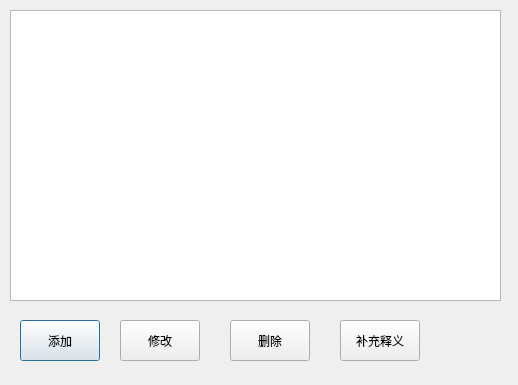
First picture: the form in wordslib.ui, repository wyq777x/TranCE_Wyatt, before the edit.
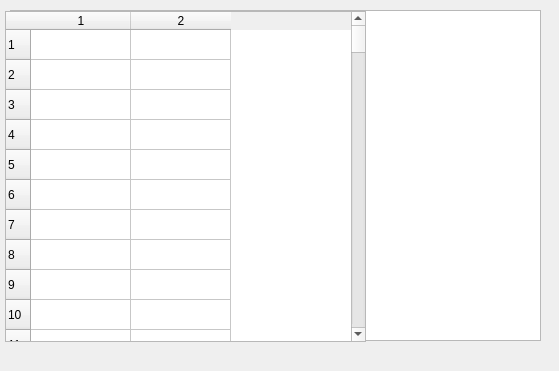
Second picture: the form after the edit.

What changed in the file:
```diff
--- a/wordslib.ui
+++ b/wordslib.ui
@@ -6,8 +6,8 @@
    <rect>
     <x>0</x>
     <y>0</y>
-    <width>518</width>
-    <height>385</height>
+    <width>559</width>
+    <height>371</height>
    </rect>
   </property>
   <property name="windowTitle">
@@ -18,62 +18,1027 @@
     <rect>
      <x>10</x>
      <y>10</y>
-     <width>491</width>
-     <height>291</height>
+     <width>531</width>
+     <height>331</height>
     </rect>
    </property>
   </widget>
-  <widget class="QPushButton" name="btnadd">
+  <widget class="QTableWidget" name="wordstable">
    <property name="geometry">
     <rect>
-     <x>20</x>
-     <y>320</y>
-     <width>80</width>
-     <height>41</height>
+     <x>5</x>
+     <y>11</y>
+     <width>361</width>
+     <height>331</height>
     </rect>
    </property>
-   <property name="text">
-    <string>添加</string>
+   <property name="rowCount">
+    <number>999</number>
    </property>
-  </widget>
-  <widget class="QPushButton" name="btnmodify">
-   <property name="geometry">
-    <rect>
-     <x>120</x>
-     <y>320</y>
-     <width>80</width>
-     <height>41</height>
-    </rect>
+   <property name="columnCount">
+    <number>2</number>
    </property>
-   <property name="text">
-    <string>修改</string>
-   </property>
-  </widget>
-  <widget class="QPushButton" name="btndel">
-   <property name="geometry">
-    <rect>
-     <x>230</x>
-     <y>320</y>
-     <width>80</width>
-     <height>41</height>
-    </rect>
-   </property>
-   <property name="text">
-    <string>删除</string>
-   </property>
-  </widget>
-  <widget class="QPushButton" name="btnappend">
-   <property name="geometry">
-    <rect>
-     <x>340</x>
-     <y>320</y>
-     <width>80</width>
-     <height>41</height>
-    </rect>
-   </property>
-   <property name="text">
-    <string>补充释义</string>
-   </property>
+   <row/>
+   <row/>
+   <row/>
+   <row/>
+   <row/>
+   <row/>
+   <row/>
+   <row/>
+   <row/>
+   <row/>
+   <row/>
+   <row/>
+   <row/>
+   <row/>
+   <row/>
+   <row/>
+   <row/>
+   <row/>
+   <row/>
+   <row/>
+   <row/>
+   <row/>
+   <row/>
+   <row/>
+   <row/>
+   <row/>
+   <row/>
+   <row/>
+   <row/>
+   <row/>
+   <row/>
+   <row/>
+   <row/>
+   <row/>
+   <row/>
+   <row/>
+   <row/>
+   <row/>
+   <row/>
+   <row/>
+   <row/>
+   <row/>
+   <row/>
+   <row/>
+   <row/>
+   <row/>
+   <row/>
+   <row/>
+   <row/>
+   <row/>
+   <row/>
+   <row/>
+   <row/>
+   <row/>
+   <row/>
+   <row/>
+   <row/>
+   <row/>
+   <row/>
+   <row/>
+   <row/>
+   <row/>
+   <row/>
+   <row/>
+   <row/>
+   <row/>
+   <row/>
+   <row/>
+   <row/>
+   <row/>
+   <row/>
+   <row/>
+   <row/>
+   <row/>
+   <row/>
+   <row/>
+   <row/>
+   <row/>
+   <row/>
+   <row/>
+   <row/>
+   <row/>
+   <row/>
+   <row/>
+   <row/>
+   <row/>
+   <row/>
+   <row/>
+   <row/>
+   <row/>
+   <row/>
+   <row/>
+   <row/>
+   <row/>
+   <row/>
+   <row/>
+   <row/>
+   <row/>
+   <row/>
+   <row/>
+   <row/>
+   <row/>
+   <row/>
+   <row/>
+   <row/>
+   <row/>
+   <row/>
+   <row/>
+   <row/>
+   <row/>
+   <row/>
+   <row/>
+   <row/>
+   <row/>
+   <row/>
+   <row/>
+   <row/>
+   <row/>
+   <row/>
+   <row/>
+   <row/>
+   <row/>
+   <row/>
+   <row/>
+   <row/>
+   <row/>
+   <row/>
+   <row/>
+   <row/>
+   <row/>
+   <row/>
+   <row/>
+   <row/>
+   <row/>
+   <row/>
+   <row/>
+   <row/>
+   <row/>
+   <row/>
+   <row/>
+   <row/>
+   <row/>
+   <row/>
+   <row/>
+   <row/>
+   <row/>
+   <row/>
+   <row/>
+   <row/>
+   <row/>
+   <row/>
+   <row/>
+   <row/>
+   <row/>
+   <row/>
+   <row/>
+   <row/>
+   <row/>
+   <row/>
+   <row/>
+   <row/>
+   <row/>
+   <row/>
+   <row/>
+   <row/>
+   <row/>
+   <row/>
+   <row/>
+   <row/>
+   <row/>
+   <row/>
+   <row/>
+   <row/>
+   <row/>
+   <row/>
+   <row/>
+   <row/>
+   <row/>
+   <row/>
+   <row/>
+   <row/>
+   <row/>
+   <row/>
+   <row/>
+   <row/>
+   <row/>
+   <row/>
+   <row/>
+   <row/>
+   <row/>
+   <row/>
+   <row/>
+   <row/>
+   <row/>
+   <row/>
+   <row/>
+   <row/>
+   <row/>
+   <row/>
+   <row/>
+   <row/>
+   <row/>
+   <row/>
+   <row/>
+   <row/>
+   <row/>
+   <row/>
+   <row/>
+   <row/>
+   <row/>
+   <row/>
+   <row/>
+   <row/>
+   <row/>
+   <row/>
+   <row/>
+   <row/>
+   <row/>
+   <row/>
+   <row/>
+   <row/>
+   <row/>
+   <row/>
+   <row/>
+   <row/>
+   <row/>
+   <row/>
+   <row/>
+   <row/>
+   <row/>
+   <row/>
+   <row/>
+   <row/>
+   <row/>
+   <row/>
+   <row/>
+   <row/>
+   <row/>
+   <row/>
+   <row/>
+   <row/>
+   <row/>
+   <row/>
+   <row/>
+   <row/>
+   <row/>
+   <row/>
+   <row/>
+   <row/>
+   <row/>
+   <row/>
+   <row/>
+   <row/>
+   <row/>
+   <row/>
+   <row/>
+   <row/>
+   <row/>
+   <row/>
+   <row/>
+   <row/>
+   <row/>
+   <row/>
+   <row/>
+   <row/>
+   <row/>
+   <row/>
+   <row/>
+   <row/>
+   <row/>
+   <row/>
+   <row/>
+   <row/>
+   <row/>
+   <row/>
+   <row/>
+   <row/>
+   <row/>
+   <row/>
+   <row/>
+   <row/>
+   <row/>
+   <row/>
+   <row/>
+   <row/>
+   <row/>
+   <row/>
+   <row/>
+   <row/>
+   <row/>
+   <row/>
+   <row/>
+   <row/>
+   <row/>
+   <row/>
+   <row/>
+   <row/>
+   <row/>
+   <row/>
+   <row/>
+   <row/>
+   <row/>
+   <row/>
+   <row/>
+   <row/>
+   <row/>
+   <row/>
+   <row/>
+   <row/>
+   <row/>
+   <row/>
+   <row/>
+   <row/>
+   <row/>
+   <row/>
+   <row/>
+   <row/>
+   <row/>
+   <row/>
+   <row/>
+   <row/>
+   <row/>
+   <row/>
+   <row/>
+   <row/>
+   <row/>
+   <row/>
+   <row/>
+   <row/>
+   <row/>
+   <row/>
+   <row/>
+   <row/>
+   <row/>
+   <row/>
+   <row/>
+   <row/>
+   <row/>
+   <row/>
+   <row/>
+   <row/>
+   <row/>
+   <row/>
+   <row/>
+   <row/>
+   <row/>
+   <row/>
+   <row/>
+   <row/>
+   <row/>
+   <row/>
+   <row/>
+   <row/>
+   <row/>
+   <row/>
+   <row/>
+   <row/>
+   <row/>
+   <row/>
+   <row/>
+   <row/>
+   <row/>
+   <row/>
+   <row/>
+   <row/>
+   <row/>
+   <row/>
+   <row/>
+   <row/>
+   <row/>
+   <row/>
+   <row/>
+   <row/>
+   <row/>
+   <row/>
+   <row/>
+   <row/>
+   <row/>
+   <row/>
+   <row/>
+   <row/>
+   <row/>
+   <row/>
+   <row/>
+   <row/>
+   <row/>
+   <row/>
+   <row/>
+   <row/>
+   <row/>
+   <row/>
+   <row/>
+   <row/>
+   <row/>
+   <row/>
+   <row/>
+   <row/>
+   <row/>
+   <row/>
+   <row/>
+   <row/>
+   <row/>
+   <row/>
+   <row/>
+   <row/>
+   <row/>
+   <row/>
+   <row/>
+   <row/>
+   <row/>
+   <row/>
+   <row/>
+   <row/>
+   <row/>
+   <row/>
+   <row/>
+   <row/>
+   <row/>
+   <row/>
+   <row/>
+   <row/>
+   <row/>
+   <row/>
+   <row/>
+   <row/>
+   <row/>
+   <row/>
+   <row/>
+   <row/>
+   <row/>
+   <row/>
+   <row/>
+   <row/>
+   <row/>
+   <row/>
+   <row/>
+   <row/>
+   <row/>
+   <row/>
+   <row/>
+   <row/>
+   <row/>
+   <row/>
+   <row/>
+   <row/>
+   <row/>
+   <row/>
+   <row/>
+   <row/>
+   <row/>
+   <row/>
+   <row/>
+   <row/>
+   <row/>
+   <row/>
+   <row/>
+   <row/>
+   <row/>
+   <row/>
+   <row/>
+   <row/>
+   <row/>
+   <row/>
+   <row/>
+   <row/>
+   <row/>
+   <row/>
+   <row/>
+   <row/>
+   <row/>
+   <row/>
+   <row/>
+   <row/>
+   <row/>
+   <row/>
+   <row/>
+   <row/>
+   <row/>
+   <row/>
+   <row/>
+   <row/>
+   <row/>
+   <row/>
+   <row/>
+   <row/>
+   <row/>
+   <row/>
+   <row/>
+   <row/>
+   <row/>
+   <row/>
+   <row/>
+   <row/>
+   <row/>
+   <row/>
+   <row/>
+   <row/>
+   <row/>
+   <row/>
+   <row/>
+   <row/>
+   <row/>
+   <row/>
+   <row/>
+   <row/>
+   <row/>
+   <row/>
+   <row/>
+   <row/>
+   <row/>
+   <row/>
+   <row/>
+   <row/>
+   <row/>
+   <row/>
+   <row/>
+   <row/>
+   <row/>
+   <row/>
+   <row/>
+   <row/>
+   <row/>
+   <row/>
+   <row/>
+   <row/>
+   <row/>
+   <row/>
+   <row/>
+   <row/>
+   <row/>
+   <row/>
+   <row/>
+   <row/>
+   <row/>
+   <row/>
+   <row/>
+   <row/>
+   <row/>
+   <row/>
+   <row/>
+   <row/>
+   <row/>
+   <row/>
+   <row/>
+   <row/>
+   <row/>
+   <row/>
+   <row/>
+   <row/>
+   <row/>
+   <row/>
+   <row/>
+   <row/>
+   <row/>
+   <row/>
+   <row/>
+   <row/>
+   <row/>
+   <row/>
+   <row/>
+   <row/>
+   <row/>
+   <row/>
+   <row/>
+   <row/>
+   <row/>
+   <row/>
+   <row/>
+   <row/>
+   <row/>
+   <row/>
+   <row/>
+   <row/>
+   <row/>
+   <row/>
+   <row/>
+   <row/>
+   <row/>
+   <row/>
+   <row/>
+   <row/>
+   <row/>
+   <row/>
+   <row/>
+   <row/>
+   <row/>
+   <row/>
+   <row/>
+   <row/>
+   <row/>
+   <row/>
+   <row/>
+   <row/>
+   <row/>
+   <row/>
+   <row/>
+   <row/>
+   <row/>
+   <row/>
+   <row/>
+   <row/>
+   <row/>
+   <row/>
+   <row/>
+   <row/>
+   <row/>
+   <row/>
+   <row/>
+   <row/>
+   <row/>
+   <row/>
+   <row/>
+   <row/>
+   <row/>
+   <row/>
+   <row/>
+   <row/>
+   <row/>
+   <row/>
+   <row/>
+   <row/>
+   <row/>
+   <row/>
+   <row/>
+   <row/>
+   <row/>
+   <row/>
+   <row/>
+   <row/>
+   <row/>
+   <row/>
+   <row/>
+   <row/>
+   <row/>
+   <row/>
+   <row/>
+   <row/>
+   <row/>
+   <row/>
+   <row/>
+   <row/>
+   <row/>
+   <row/>
+   <row/>
+   <row/>
+   <row/>
+   <row/>
+   <row/>
+   <row/>
+   <row/>
+   <row/>
+   <row/>
+   <row/>
+   <row/>
+   <row/>
+   <row/>
+   <row/>
+   <row/>
+   <row/>
+   <row/>
+   <row/>
+   <row/>
+   <row/>
+   <row/>
+   <row/>
+   <row/>
+   <row/>
+   <row/>
+   <row/>
+   <row/>
+   <row/>
+   <row/>
+   <row/>
+   <row/>
+   <row/>
+   <row/>
+   <row/>
+   <row/>
+   <row/>
+   <row/>
+   <row/>
+   <row/>
+   <row/>
+   <row/>
+   <row/>
+   <row/>
+   <row/>
+   <row/>
+   <row/>
+   <row/>
+   <row/>
+   <row/>
+   <row/>
+   <row/>
+   <row/>
+   <row/>
+   <row/>
+   <row/>
+   <row/>
+   <row/>
+   <row/>
+   <row/>
+   <row/>
+   <row/>
+   <row/>
+   <row/>
+   <row/>
+   <row/>
+   <row/>
+   <row/>
+   <row/>
+   <row/>
+   <row/>
+   <row/>
+   <row/>
+   <row/>
+   <row/>
+   <row/>
+   <row/>
+   <row/>
+   <row/>
+   <row/>
+   <row/>
+   <row/>
+   <row/>
+   <row/>
+   <row/>
+   <row/>
+   <row/>
+   <row/>
+   <row/>
+   <row/>
+   <row/>
+   <row/>
+   <row/>
+   <row/>
+   <row/>
+   <row/>
+   <row/>
+   <row/>
+   <row/>
+   <row/>
+   <row/>
+   <row/>
+   <row/>
+   <row/>
+   <row/>
+   <row/>
+   <row/>
+   <row/>
+   <row/>
+   <row/>
+   <row/>
+   <row/>
+   <row/>
+   <row/>
+   <row/>
+   <row/>
+   <row/>
+   <row/>
+   <row/>
+   <row/>
+   <row/>
+   <row/>
+   <row/>
+   <row/>
+   <row/>
+   <row/>
+   <row/>
+   <row/>
+   <row/>
+   <row/>
+   <row/>
+   <row/>
+   <row/>
+   <row/>
+   <row/>
+   <row/>
+   <row/>
+   <row/>
+   <row/>
+   <row/>
+   <row/>
+   <row/>
+   <row/>
+   <row/>
+   <row/>
+   <row/>
+   <row/>
+   <row/>
+   <row/>
+   <row/>
+   <row/>
+   <row/>
+   <row/>
+   <row/>
+   <row/>
+   <row/>
+   <row/>
+   <row/>
+   <row/>
+   <row/>
+   <row/>
+   <row/>
+   <row/>
+   <row/>
+   <row/>
+   <row/>
+   <row/>
+   <row/>
+   <row/>
+   <row/>
+   <row/>
+   <row/>
+   <row/>
+   <row/>
+   <row/>
+   <row/>
+   <row/>
+   <row/>
+   <row/>
+   <row/>
+   <row/>
+   <row/>
+   <row/>
+   <row/>
+   <row/>
+   <row/>
+   <row/>
+   <row/>
+   <row/>
+   <row/>
+   <row/>
+   <row/>
+   <row/>
+   <row/>
+   <row/>
+   <row/>
+   <row/>
+   <row/>
+   <row/>
+   <row/>
+   <row/>
+   <row/>
+   <row/>
+   <row/>
+   <row/>
+   <row/>
+   <row/>
+   <row/>
+   <row/>
+   <row/>
+   <row/>
+   <row/>
+   <row/>
+   <row/>
+   <row/>
+   <row/>
+   <row/>
+   <row/>
+   <row/>
+   <row/>
+   <row/>
+   <row/>
+   <row/>
+   <row/>
+   <row/>
+   <row/>
+   <row/>
+   <row/>
+   <row/>
+   <row/>
+   <row/>
+   <row/>
+   <row/>
+   <row/>
+   <row/>
+   <row/>
+   <row/>
+   <row/>
+   <row/>
+   <row/>
+   <row/>
+   <row/>
+   <row/>
+   <row/>
+   <row/>
+   <row/>
+   <row/>
+   <row/>
+   <row/>
+   <row/>
+   <row/>
+   <row/>
+   <row/>
+   <row/>
+   <row/>
+   <row/>
+   <row/>
+   <row/>
+   <row/>
+   <row/>
+   <row/>
+   <row/>
+   <row/>
+   <row/>
+   <row/>
+   <row/>
+   <row/>
+   <row/>
+   <row/>
+   <row/>
+   <row/>
+   <row/>
+   <row/>
+   <row/>
+   <row/>
+   <row/>
+   <row/>
+   <row/>
+   <row/>
+   <row/>
+   <row/>
+   <row/>
+   <row/>
+   <row/>
+   <row/>
+   <row/>
+   <row/>
+   <row/>
+   <row/>
+   <row/>
+   <row/>
+   <row/>
+   <row/>
+   <row/>
+   <row/>
+   <row/>
+   <row/>
+   <row/>
+   <row/>
+   <row/>
+   <row/>
+   <row/>
+   <row/>
+   <row/>
+   <row/>
+   <row/>
+   <row/>
+   <row/>
+   <row/>
+   <row/>
+   <row/>
+   <row/>
+   <row/>
+   <row/>
+   <row/>
+   <row/>
+   <row/>
+   <row/>
+   <row/>
+   <row/>
+   <row/>
+   <row/>
+   <row/>
+   <row/>
+   <row/>
+   <row/>
+   <row/>
+   <row/>
+   <row/>
+   <row/>
+   <row/>
+   <row/>
+   <row/>
+   <row/>
+   <row/>
+   <row/>
+   <row/>
+   <row/>
+   <row/>
+   <row/>
+   <row/>
+   <row/>
+   <row/>
+   <row/>
+   <row/>
+   <row/>
+   <row/>
+   <row/>
+   <row/>
+   <row/>
+   <row/>
+   <row/>
+   <row/>
+   <row/>
+   <row/>
+   <row/>
+   <row/>
+   <column/>
+   <column/>
   </widget>
  </widget>
  <resources/>
```
